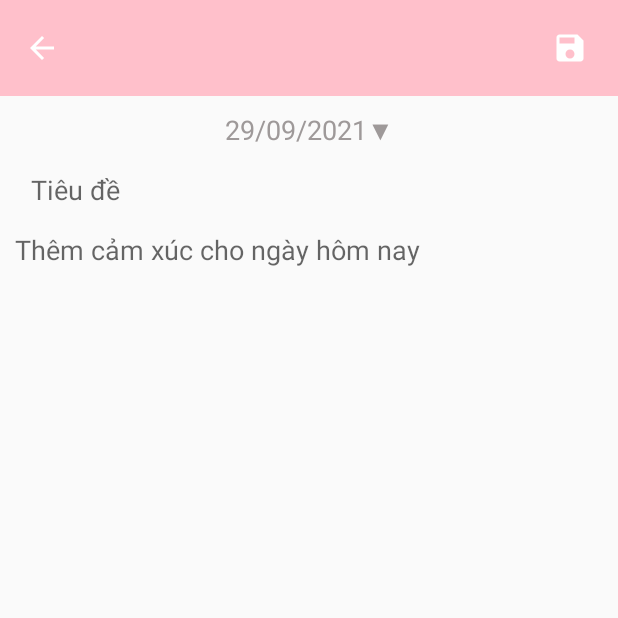
After one commit to Doannam2000/DailyLife, an Android app: the AddDiaryActivity screen opened directly, with no data from a screen before it, on a phone screen of 412 x 824 dp, the top half of it. The commit adds this screen. Run offline under Robolectric (Android 15) with nearby library versions, the phone set to English and light mode, and no system bars.

Commit message:
update AddDiaryActivity

```diff
--- /dev/null
+++ b/app/src/main/java/dd/wan/dailylife/AddDiaryActivity.kt
@@ -0,0 +1,34 @@
+package dd.wan.dailylife
+
+import android.app.DatePickerDialog
+import androidx.appcompat.app.AppCompatActivity
+import android.os.Bundle
+import dd.wan.dailylife.R
+import kotlinx.android.synthetic.main.activity_add_diary.*
+import java.text.SimpleDateFormat
+import java.util.*
+
+class AddDiaryActivity : AppCompatActivity() {
+    val sdf = SimpleDateFormat("dd/MM/yyyy")
+    override fun onCreate(savedInstanceState: Bundle?) {
+        super.onCreate(savedInstanceState)
+        setContentView(R.layout.activity_add_diary)
+        btnBack.setOnClickListener { finish() }
+        supportActionBar?.hide()
+        var intent = intent
+        var date = intent.getSerializableExtra("date")
+        if (date == null)
+            date = Calendar.getInstance()
+        date = date as Calendar
+        txtDate.text = sdf.format(date.time) + "▼"
+        val dateSetListener = DatePickerDialog.OnDateSetListener { view, year, monthOfYear, dayOfMonth ->
+            date.set(Calendar.YEAR, year)
+            date.set(Calendar.MONTH, monthOfYear)
+            date.set(Calendar.DAY_OF_MONTH, dayOfMonth)
+            txtDate.text = sdf.format(date.time) + "▼"
+        }
+        txtDate.setOnClickListener {
+            DatePickerDialog(this,dateSetListener,date.get(Calendar.YEAR),date.get(Calendar.MONTH),date.get(Calendar.DAY_OF_MONTH)).show()
+        }
+    }
+}
--- /dev/null
+++ b/app/src/main/java/dd/wan/dailylife/model/note.kt
@@ -0,0 +1,6 @@
+package dd.wan.dailylife.model
+
+import java.util.*
+
+class note(var date:Calendar,var title:String, var string:String) {
+}
--- /dev/null
+++ b/app/src/main/res/drawable/ic_baseline_arrow_back_24.xml
@@ -0,0 +1,5 @@
+<vector android:autoMirrored="true" android:height="24dp"
+    android:tint="#FFFFFF" android:viewportHeight="24"
+    android:viewportWidth="24" android:width="24dp" xmlns:android="http://schemas.android.com/apk/res/android">
+    <path android:fillColor="@android:color/white" android:pathData="M20,11H7.83l5.59,-5.59L12,4l-8,8 8,8 1.41,-1.41L7.83,13H20v-2z"/>
+</vector>
--- /dev/null
+++ b/app/src/main/res/drawable/ic_baseline_save_24.xml
@@ -0,0 +1,5 @@
+<vector android:height="24dp" android:tint="#FFFFFF"
+    android:viewportHeight="24" android:viewportWidth="24"
+    android:width="24dp" xmlns:android="http://schemas.android.com/apk/res/android">
+    <path android:fillColor="@android:color/white" android:pathData="M17,3L5,3c-1.11,0 -2,0.9 -2,2v14c0,1.1 0.89,2 2,2h14c1.1,0 2,-0.9 2,-2L21,7l-4,-4zM12,19c-1.66,0 -3,-1.34 -3,-3s1.34,-3 3,-3 3,1.34 3,3 -1.34,3 -3,3zM15,9L5,9L5,5h10v4z"/>
+</vector>
--- /dev/null
+++ b/app/src/main/res/layout/activity_add_diary.xml
@@ -0,0 +1,69 @@
+<?xml version="1.0" encoding="utf-8"?>
+<androidx.constraintlayout.widget.ConstraintLayout xmlns:android="http://schemas.android.com/apk/res/android"
+    xmlns:app="http://schemas.android.com/apk/res-auto"
+    xmlns:tools="http://schemas.android.com/tools"
+    android:layout_width="match_parent"
+    android:layout_height="match_parent"
+    tools:context=".AddDiaryActivity">
+
+    <androidx.appcompat.widget.Toolbar
+        android:id="@+id/toolbar2"
+        android:layout_width="match_parent"
+        android:layout_height="wrap_content"
+        app:layout_constraintEnd_toEndOf="parent"
+        app:layout_constraintStart_toStartOf="parent"
+        android:background="@color/pink"
+        app:layout_constraintTop_toTopOf="parent">
+        <ImageView
+            android:id="@+id/btnBack"
+            android:layout_width="wrap_content"
+            android:layout_height="wrap_content"
+            android:paddingVertical="20dp"
+            android:paddingRight="20dp"
+           android:src="@drawable/ic_baseline_arrow_back_24"/>
+        <ImageView
+            android:id="@+id/btnSave"
+            android:layout_gravity="right"
+            android:layout_width="wrap_content"
+            android:padding="20dp"
+            android:layout_height="wrap_content"
+            android:src="@drawable/ic_baseline_save_24" />
+    </androidx.appcompat.widget.Toolbar>
+
+    <TextView
+        android:id="@+id/txtDate"
+        android:layout_width="wrap_content"
+        android:layout_height="wrap_content"
+        android:padding="10dp"
+        android:text="DATE"
+        android:textColor="@color/gray"
+        android:textSize="18sp"
+        app:layout_constraintEnd_toEndOf="parent"
+        app:layout_constraintStart_toStartOf="parent"
+        app:layout_constraintTop_toBottomOf="@+id/toolbar2" />
+
+    <EditText
+        android:id="@+id/editText"
+        android:layout_width="wrap_content"
+        android:layout_height="wrap_content"
+        android:layout_marginStart="15dp"
+        android:background="@android:color/transparent"
+        android:hint="Tiêu đề"
+        android:maxLines="1"
+        android:padding="5dp"
+        app:layout_constraintStart_toStartOf="parent"
+        app:layout_constraintTop_toBottomOf="@+id/txtDate" />
+
+    <EditText
+        android:padding="10dp"
+        android:layout_width="match_parent"
+        android:layout_height="0dp"
+        android:background="@android:color/transparent"
+        android:gravity="top|left"
+        android:hint="Thêm cảm xúc cho ngày hôm nay"
+        android:inputType="textMultiLine"
+        android:lines="6"
+        android:scrollHorizontally="false"
+        app:layout_constraintBottom_toBottomOf="parent"
+        app:layout_constraintTop_toBottomOf="@+id/editText" />
+</androidx.constraintlayout.widget.ConstraintLayout>
--- a/app/src/main/res/layout/activity_main.xml
+++ b/app/src/main/res/layout/activity_main.xml
@@ -19,6 +19,7 @@
             android:id="@+id/tabLayout"
             android:layout_width="match_parent"
             android:layout_height="wrap_content"
+            app:tabIndicatorColor="@color/pink"
             app:layout_constraintTop_toBottomOf="@+id/toolbar">
 
             <com.google.android.material.tabs.TabItem
@@ -45,6 +46,7 @@
             app:layout_constraintTop_toBottomOf="@+id/tabLayout" />
 
         <com.google.android.material.floatingactionbutton.FloatingActionButton
+            android:id="@+id/fbtnAdd"
             android:layout_width="wrap_content"
             android:layout_height="wrap_content"
             android:layout_marginRight="20dp"
--- a/app/src/main/res/layout/custom_days.xml
+++ b/app/src/main/res/layout/custom_days.xml
@@ -4,7 +4,7 @@
     android:id="@+id/constraint"
     android:layout_width="match_parent"
     android:layout_height="wrap_content"
-    android:background="#EA5D5D"
+    android:background="#A1E3EC"
     android:paddingVertical="10dp">
 
     <TextView
@@ -12,7 +12,7 @@
         android:layout_width="wrap_content"
         android:layout_height="wrap_content"
         android:gravity="center"
-        android:text="Mon"
+        android:text="T.2"
         android:textColor="#fff"
         android:textSize="20sp"
         app:layout_constraintBottom_toBottomOf="parent"
--- a/app/src/main/res/layout/custom_item.xml
+++ b/app/src/main/res/layout/custom_item.xml
@@ -11,7 +11,7 @@
         android:text="1"
         android:textSize="20sp"
         android:paddingHorizontal="10dp"
-        android:paddingVertical="20dp"
+        android:paddingVertical="15dp"
         android:layout_width="wrap_content"
         android:alpha="0.2"
         android:textColor="@color/black"
--- a/app/src/main/res/values/colors.xml
+++ b/app/src/main/res/values/colors.xml
@@ -9,5 +9,5 @@
     <color name="gray">#9E9999</color>
     <color name="white">#FFFFFFFF</color>
     <color name="white_2">#f8f8f8</color>
-    <color name="pink">#ECAAAA</color>
+    <color name="pink">#FFC0CB</color>
 </resources>
```
Also changed, not shown: app/src/main/AndroidManifest.xml (+5 -3 lines), app/src/main/java/dd/wan/dailylife/MainActivity.kt (+20 -4 lines), app/src/main/java/dd/wan/dailylife/SQLHelper.kt (added, +69 -0 lines), app/src/main/java/dd/wan/dailylife/fragment/CalendarFrag.kt (+6 -3 lines), app/src/main/java/dd/wan/dailylife/fragment/CalendarFragment.kt (+4 -4 lines), app/src/main/res/drawable/ic_baseline_add_24.xml (+4 -9 lines), app/src/main/res/layout/fragment_calendar2.xml (+42 -7 lines), app/src/main/res/menu/menu.xml (+7 -7 lines).
